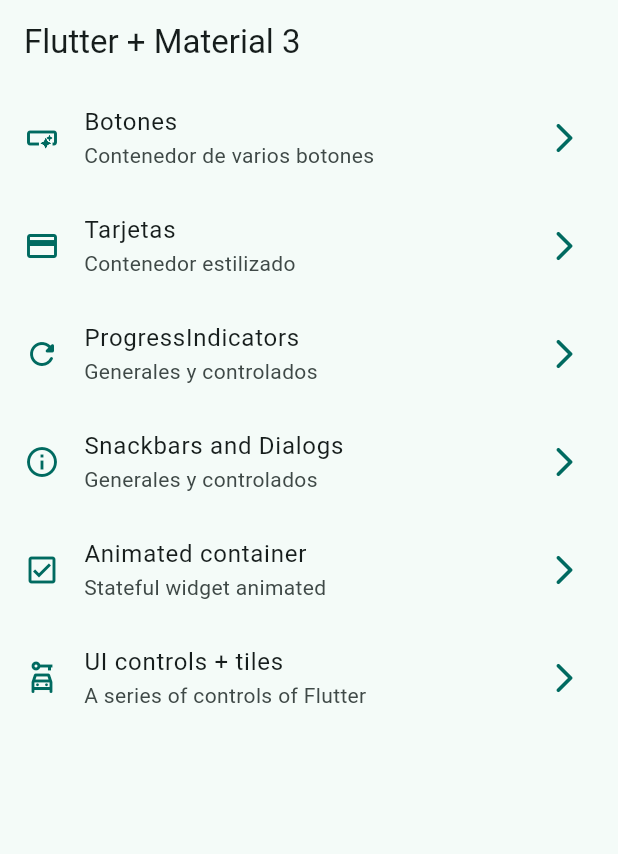
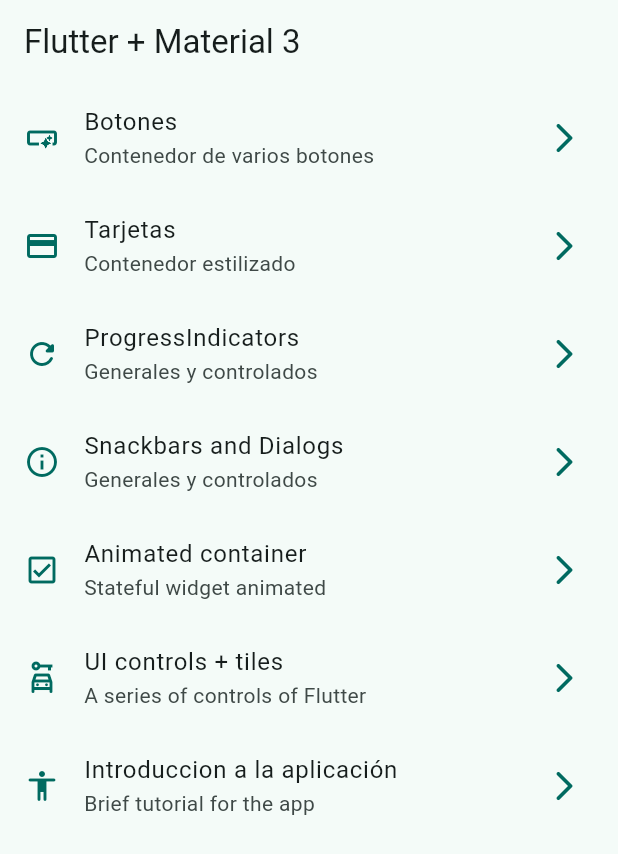
Before and after one commit to mxziino/widgets_app_flutter, a Flutter app: the screen it shows after launch, on a phone screen of 412 x 824 dp. Shown: the top 854 px of the screen. Run offline on Flutter 3.47's test engine with Material 3 defaults, Android fonts, the phone set to English and light mode, and no system bars; our stand-ins replace go_router.

Commit message:
added router for tutorial screen

```diff
--- a/lib/config/menu/menu_items.dart
+++ b/lib/config/menu/menu_items.dart
@@ -51,4 +51,10 @@ const appMenuItems = <MenuItem>[
     link: '/ui-controls',
     icon: Icons.car_rental_outlined,
   ),
+  MenuItem(
+    title: 'Introduccion a la aplicación',
+    subtitle: 'Brief tutorial for the app',
+    link: '/tutorial',
+    icon: Icons.accessibility_rounded,
+  ),
 ];
--- a/lib/config/router/app_router.dart
+++ b/lib/config/router/app_router.dart
@@ -40,5 +40,10 @@ final appRouter = GoRouter(
       name: UiControllsScreen.name,
       builder: (context, state) => const UiControllsScreen(),
     ),
+    GoRoute(
+      path: '/tutorial',
+      name: AppTutorialScreen.name,
+      builder: (context, state) => const AppTutorialScreen(),
+    ),
   ],
 );
```
